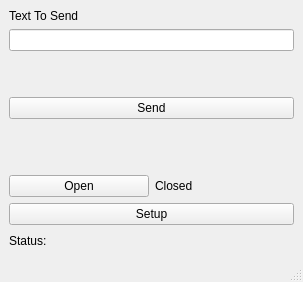
Qt form mqt/MqtWinkeyer/winkeyermainwindow.ui (Rsclub22/Minos2-Mirror) before a commit.
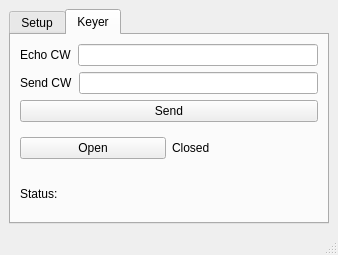
The same form after that commit. The open tabs and pages were chosen to show the change. Custom widgets are drawn as their Qt base class.

Commit message: add tabwidget to mainwindow and apply minosCustomTab to the tabwidgets

The edit to the form file:
```diff
--- a/mqt/MqtWinkeyer/winkeyermainwindow.ui
+++ b/mqt/MqtWinkeyer/winkeyermainwindow.ui
@@ -6,8 +6,8 @@
    <rect>
     <x>0</x>
     <y>0</y>
-    <width>303</width>
-    <height>282</height>
+    <width>338</width>
+    <height>255</height>
    </rect>
   </property>
   <property name="windowTitle">
@@ -16,34 +16,68 @@
   <widget class="QWidget" name="centralwidget">
    <layout class="QVBoxLayout" name="verticalLayout_3">
     <item>
+     <widget class="QTabWidget" name="tabWidget">
+      <property name="autoFillBackground">
+       <bool>true</bool>
+      </property>
+      <property name="currentIndex">
+       <number>0</number>
+      </property>
+      <widget class="MinosCustomTab" name="setupTab">
+       <attribute name="title">
+        <string>Setup</string>
+       </attribute>
+       <widget class="QPushButton" name="setupPushButton">
+        <property name="geometry">
+         <rect>
+          <x>10</x>
+          <y>10</y>
+          <width>75</width>
+          <height>24</height>
+         </rect>
+        </property>
+        <property name="text">
+         <string>Setup</string>
+        </property>
+       </widget>
+      </widget>
+      <widget class="MinosCustomTab" name="keyerTab">
+       <attribute name="title">
+        <string>Keyer</string>
+       </attribute>
      <layout class="QVBoxLayout" name="verticalLayout_2">
       <item>
+         <layout class="QHBoxLayout" name="horizontalLayout_4">
+          <item>
+           <widget class="QLabel" name="label_3">
+            <property name="text">
+             <string>Echo CW</string>
+            </property>
+           </widget>
+          </item>
+          <item>
+           <widget class="QLineEdit" name="echoCwLineEdit"/>
+          </item>
+         </layout>
+        </item>
+        <item>
+         <layout class="QVBoxLayout" name="verticalLayout">
+          <item>
+           <layout class="QHBoxLayout" name="horizontalLayout_3">
+            <item>
        <widget class="QLabel" name="label">
         <property name="text">
-         <string>Text To Send</string>
+               <string>Send CW</string>
         </property>
        </widget>
       </item>
       <item>
        <widget class="QLineEdit" name="sendTextLineEdit"/>
       </item>
-      <item>
-       <spacer name="verticalSpacer_2">
-        <property name="orientation">
-         <enum>Qt::Vertical</enum>
-        </property>
-        <property name="sizeHint" stdset="0">
-         <size>
-          <width>20</width>
-          <height>40</height>
-         </size>
-        </property>
-       </spacer>
+           </layout>
       </item>
      </layout>
     </item>
-    <item>
-     <layout class="QVBoxLayout" name="verticalLayout">
       <item>
        <widget class="QPushButton" name="sendPushButton">
         <property name="text">
@@ -52,21 +86,6 @@
        </widget>
       </item>
       <item>
-       <spacer name="verticalSpacer">
-        <property name="orientation">
-         <enum>Qt::Vertical</enum>
-        </property>
-        <property name="sizeHint" stdset="0">
-         <size>
-          <width>20</width>
-          <height>40</height>
-         </size>
-        </property>
-       </spacer>
-      </item>
-     </layout>
-    </item>
-    <item>
      <layout class="QHBoxLayout" name="horizontalLayout">
       <item>
        <widget class="QPushButton" name="openPushButton">
@@ -84,13 +103,6 @@
       </item>
      </layout>
     </item>
-    <item>
-     <widget class="QPushButton" name="setupPushButton">
-      <property name="text">
-       <string>Setup</string>
-      </property>
-     </widget>
-    </item>
     <item>
      <layout class="QHBoxLayout" name="horizontalLayout_2">
       <item>
@@ -124,6 +136,10 @@
     </item>
    </layout>
   </widget>
+     </widget>
+    </item>
+   </layout>
+  </widget>
   <widget class="QMenuBar" name="menubar">
    <property name="geometry">
     <rect>
@@ -136,6 +152,14 @@
   </widget>
   <widget class="QStatusBar" name="statusbar"/>
  </widget>
+ <customwidgets>
+  <customwidget>
+   <class>MinosCustomTab</class>
+   <extends>QWidget</extends>
+   <header location="global">minoscustomtab.h</header>
+   <container>1</container>
+  </customwidget>
+ </customwidgets>
  <resources/>
  <connections/>
 </ui>
```
Left out of the diff: 2 changed lines with no effect on the pictures. Lines whose indentation alone changed are shown as unchanged. The commit also changes 1 other file.
